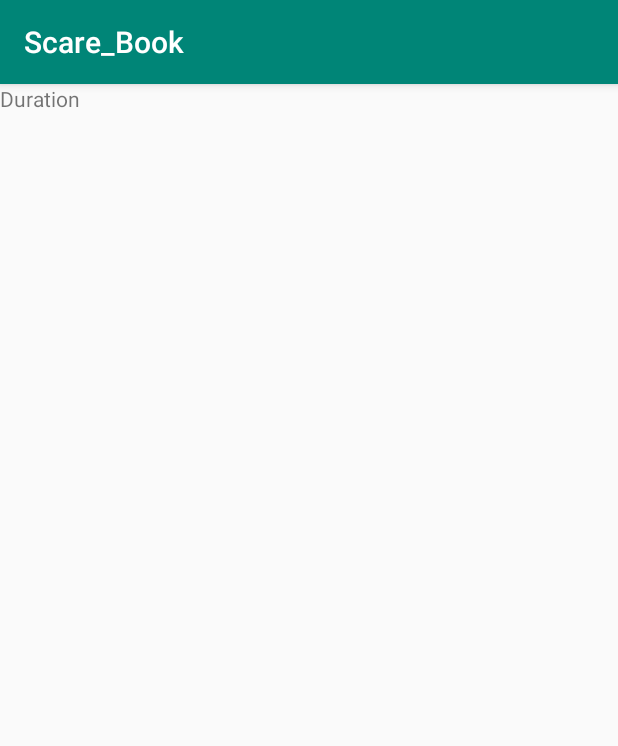
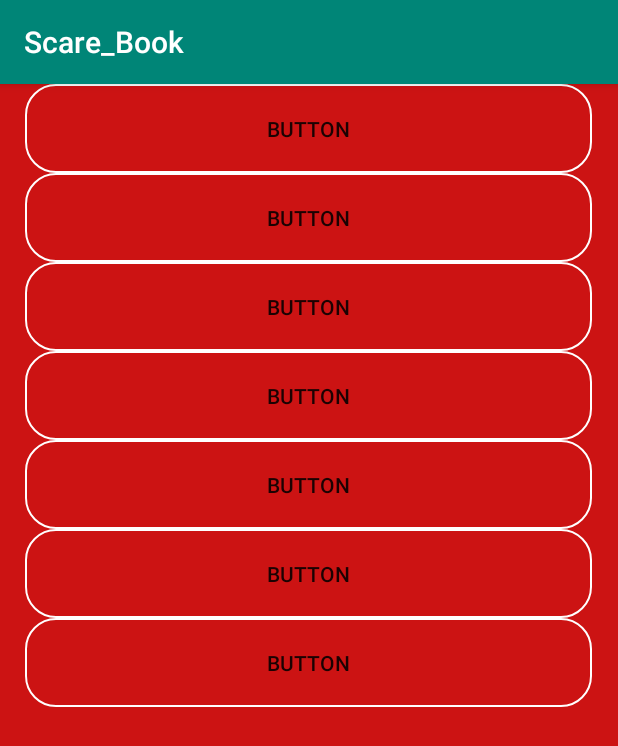
Before and after one commit to SYVYUA/Horror_Stories, an Android app: the ListDuration screen opened directly, with no data from a screen before it, on a phone screen of 412 x 824 dp. Shown: the top 746 px of the screen. Run offline under Robolectric (Android 15) with nearby library versions, the phone set to English and light mode, and no system bars.

Commit message:
edit ListDuration.class

```diff
--- a/app/build.gradle
+++ b/app/build.gradle
@@ -5,7 +5,7 @@ android {
     defaultConfig {
         applicationId "com.scare_book"
         minSdkVersion 19
-        targetSdkVersion 19
+        targetSdkVersion 28
         versionCode 1
         versionName "1.0"
         testInstrumentationRunner "android.support.test.runner.AndroidJUnitRunner"
@@ -29,4 +29,4 @@ dependencies {
     //add library
     implementation 'com.github.Hitomis:CircleMenu:v1.0.2'
     implementation 'com.android.support:design:28.0.0'
-}
+    }
--- a/app/src/main/java/com/scare_book/MainActivity.java
+++ b/app/src/main/java/com/scare_book/MainActivity.java
@@ -41,7 +41,7 @@ public class MainActivity extends AppCompatActivity {
                 .setOnMenuSelectedListener(new OnMenuSelectedListener() {
                     @Override
                     public void onMenuSelected(int i) {
-                        Intent intent = null;
+
                         if(i == 0){
                         intent = new Intent(MainActivity.this, ListDuration.class);
                         startActivity(intent);
--- a/app/src/main/java/com/scare_book/for_gift/Gift.java
+++ b/app/src/main/java/com/scare_book/for_gift/Gift.java
@@ -10,14 +10,11 @@ import android.view.View;
 import com.scare_book.R;
 import com.scare_book.duration.ListDuration;
 
-
-
 public class Gift extends AppCompatActivity{
 
     FloatingActionButton bax1,bax2,bax3,bax4,bax5,moneyBut;
     boolean isFABOpen;
     Intent intent = null;
-
 
     @Override
     protected void onCreate(Bundle savedInstanceState) {
@@ -72,7 +69,6 @@ public class Gift extends AppCompatActivity{
         bax2.animate().translationX(+getResources().getDimension(R.dimen.standard_110));
     }
 
-
     private void closeFABMenu(){
         isFABOpen=false;
         //ховається все в одну
@@ -81,6 +77,5 @@ public class Gift extends AppCompatActivity{
         bax3.animate().translationX(0).translationY(0);
         bax4.animate().translationX(0).translationY(0);
         bax5.animate().translationY(0);
-
     }
 }
--- /dev/null
+++ b/app/src/main/res/drawable/buttons.xml
@@ -0,0 +1,10 @@
+<?xml version="1.0" encoding="utf-8"?>
+<shape xmlns:android= "http://schemas.android.com/apk/res/android" android:shape="rectangle" android:padding="10dp">
+<solid android:color="#00FFFFFF" />
+    <corners
+        android:bottomRightRadius="20dp"
+        android:bottomLeftRadius="20dp"
+        android:topLeftRadius="20dp"
+        android:topRightRadius="20dp"/>
+    <stroke android:width="1dp" android:color="#FFFFFFFF" />
+</shape>
--- a/app/src/main/res/layout/activity_list_duration.xml
+++ b/app/src/main/res/layout/activity_list_duration.xml
@@ -1,15 +1,80 @@
 <?xml version="1.0" encoding="utf-8"?>
-<RelativeLayout xmlns:android="http://schemas.android.com/apk/res/android"
+<LinearLayout xmlns:android="http://schemas.android.com/apk/res/android"
     xmlns:app="http://schemas.android.com/apk/res-auto"
     xmlns:tools="http://schemas.android.com/tools"
+    android:orientation="vertical"
+    android:background="#CC1313"
     android:layout_width="match_parent"
     android:layout_height="match_parent"
     tools:context=".duration.ListDuration">
 
+    <Button
+        android:id="@+id/button0_1"
+        android:layout_width="378dp"
+        android:layout_height="59dp"
+        android:layout_gravity="center"
+        android:background="@drawable/buttons"
+        android:text="@string/button"
+        tools:text="0-1 min" />
+    <Button
+        android:id="@+id/button1_3"
+        android:layout_width="378dp"
+        android:layout_height="59dp"
+        android:layout_gravity="center"
+        android:background="@drawable/buttons"
+        android:text="@string/button"
+        tools:text="1-3 min" />
+    <Button
+        android:id="@+id/button3_6"
+        android:layout_width="378dp"
+        android:layout_height="59dp"
+        android:layout_gravity="center"
+        android:background="@drawable/buttons"
+        android:text="@string/button"
+        tools:text="3-6 min" />
+    <Button
+        android:id="@+id/button6_9"
+        android:layout_width="378dp"
+        android:layout_height="59dp"
+        android:layout_gravity="center"
+        android:background="@drawable/buttons"
+        android:text="@string/button"
+        tools:text="6-9 min" />
+    <Button
+        android:id="@+id/button9_15"
+        android:layout_width="378dp"
+        android:layout_height="59dp"
+        android:layout_gravity="center"
+        android:background="@drawable/buttons"
+        android:text="@string/button"
+        tools:text="9-15 min" />
 
-    <TextView
-        android:id="@+id/textView"
-        android:layout_width="wrap_content"
-        android:layout_height="wrap_content"
-        android:text="@string/durText" />
-</RelativeLayout>
+    <Button
+        android:id="@+id/button15_20"
+        android:layout_width="378dp"
+        android:layout_height="59dp"
+        android:layout_gravity="center"
+        android:background="@drawable/buttons"
+        android:text="@string/button"
+        tools:text="15-20 min" />
+    <Button
+        android:id="@+id/button20_30"
+        android:layout_width="378dp"
+        android:layout_height="59dp"
+        android:layout_gravity="center"
+        android:background="@drawable/buttons"
+        android:text="@string/button"
+        tools:text="20-30 min" />
+
+
+
+
+
+
+
+
+
+
+
+
+</LinearLayout>
--- a/app/src/main/res/values/strings.xml
+++ b/app/src/main/res/values/strings.xml
@@ -2,4 +2,5 @@
     <string name="app_name">Scare_Book</string>
     <string name="durText">Duration</string>
     <string name="giftText">Gift</string>
+    <string name="button">Button</string>
 </resources>
```
Also changed, not shown: build.gradle (+6 -1 lines).
